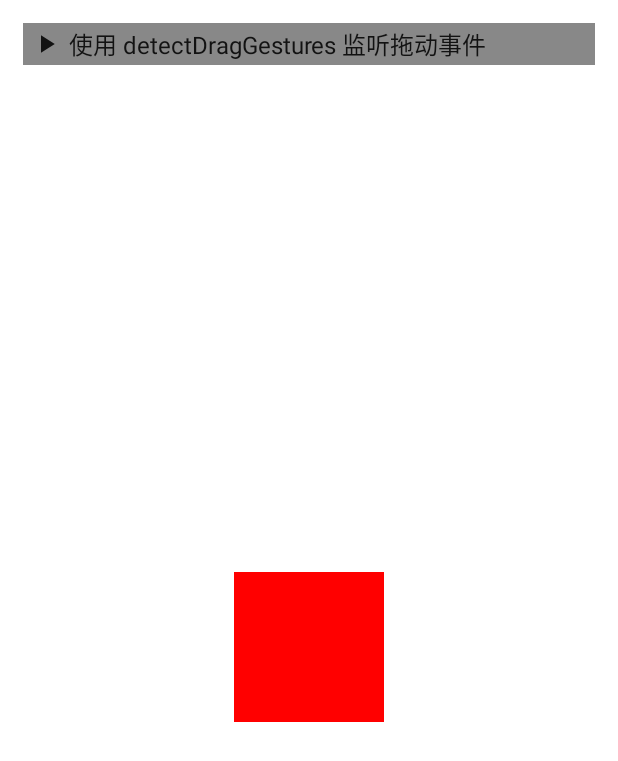
After one commit to owenleexiaoyu/ComposeCodelabs, an Android app built with Jetpack Compose: the composable DetectDragGesturesPage shown on its own in the app's theme, on a phone screen of 412 x 824 dp. The commit adds this screen. Shown: the top 761 px of the screen. Run offline under Robolectric (Android 15) with nearby library versions, the phone set to English and light mode, and no system bars.

Commit message:
ComposeActionLearning: Chapter7 手势 part3

```diff
--- /dev/null
+++ b/ComposeActionLearning/app/src/main/java/life/lixiaoyu/composeactionlearning/chapter7/DetectDragGesturesPage.kt
@@ -0,0 +1,60 @@
+package life.lixiaoyu.composeactionlearning.chapter7
+
+import androidx.compose.foundation.background
+import androidx.compose.foundation.gestures.detectDragGestures
+import androidx.compose.foundation.layout.*
+import androidx.compose.material.Text
+import androidx.compose.runtime.*
+import androidx.compose.ui.Alignment
+import androidx.compose.ui.Modifier
+import androidx.compose.ui.geometry.Offset
+import androidx.compose.ui.graphics.Color
+import androidx.compose.ui.input.pointer.PointerInputChange
+import androidx.compose.ui.input.pointer.pointerInput
+import androidx.compose.ui.unit.IntOffset
+import androidx.compose.ui.unit.dp
+import life.lixiaoyu.composeactionlearning.DescItem
+import life.lixiaoyu.composeactionlearning.FullPageWrapper
+import kotlin.math.roundToInt
+
+@Composable
+fun DetectDragGesturesPage() {
+    FullPageWrapper {
+        Column(Modifier.padding(10.dp)) {
+            DetectDragGesturesDemo()
+        }
+    }
+}
+
+@Composable
+fun ColumnScope.DetectDragGesturesDemo() {
+    DescItem(title = "使用 detectDragGestures 监听拖动事件")
+    var offset by remember { mutableStateOf(Offset.Zero) }
+    var logs by remember { mutableStateOf("") }
+    Box(Modifier.fillMaxSize()) {
+        Box(Modifier
+            .size(100.dp)
+            .offset { IntOffset(x = offset.x.roundToInt(), y = offset.y.roundToInt()) }
+            .background(Color.Red)
+            .align(Alignment.Center)
+            .pointerInput(Unit) {
+                detectDragGestures(
+                    onDragStart = { offset: Offset ->
+                        logs = "拖动开始，$offset"
+                    },
+                    onDragEnd = {
+                        logs = "拖动结束"
+                    },
+                    onDragCancel = {
+                        logs = "拖动取消"
+                    },
+                    onDrag = { change: PointerInputChange, dragAmount: Offset ->
+                        logs = "拖动中，dragAmount = $dragAmount"
+                        offset += dragAmount
+                    }
+                )
+            }
+        )
+        Text(text = logs, modifier = Modifier.align(Alignment.BottomStart))
+    }
+}
```
Also changed, not shown: ComposeActionLearning/app/src/main/java/life/lixiaoyu/composeactionlearning/chapter7/Chapter7Activity.kt (+15 -0 lines), ComposeActionLearning/app/src/main/java/life/lixiaoyu/composeactionlearning/chapter7/DetectTapGesturesPage.kt (added, +63 -0 lines).
